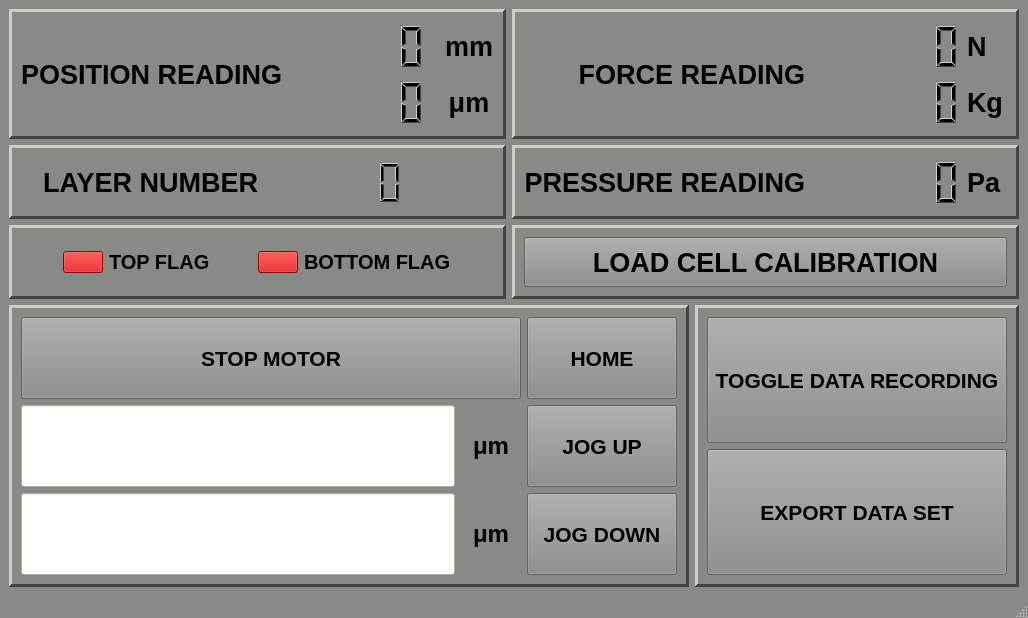
Before: the Qt Designer form newBlackBetty.ui in georgeExotic/BlackBetty_v2, drawn with Qt 5.
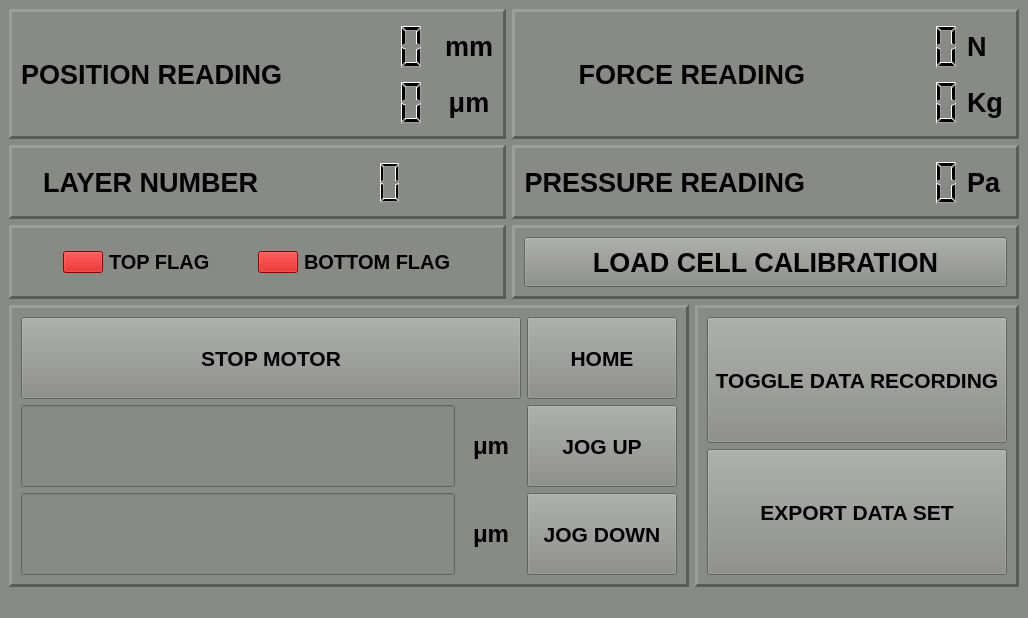
After: the same form once the commit is applied.

```diff
--- a/newBlackBetty.ui
+++ b/newBlackBetty.ui
@@ -22,451 +22,12 @@
     <height>0</height>
    </size>
   </property>
-  <property name="palette">
-   <palette>
-    <active>
-     <colorrole role="WindowText">
-      <brush brushstyle="SolidPattern">
-       <color alpha="255">
-        <red>0</red>
-        <green>0</green>
-        <blue>0</blue>
-       </color>
-      </brush>
-     </colorrole>
-     <colorrole role="Button">
-      <brush brushstyle="SolidPattern">
-       <color alpha="255">
-        <red>136</red>
-        <green>138</green>
-        <blue>133</blue>
-       </color>
-      </brush>
-     </colorrole>
-     <colorrole role="Light">
-      <brush brushstyle="SolidPattern">
-       <color alpha="255">
-        <red>204</red>
-        <green>207</green>
-        <blue>200</blue>
-       </color>
-      </brush>
-     </colorrole>
-     <colorrole role="Midlight">
-      <brush brushstyle="SolidPattern">
-       <color alpha="255">
-        <red>170</red>
-        <green>172</green>
-        <blue>166</blue>
-       </color>
-      </brush>
-     </colorrole>
-     <colorrole role="Dark">
-      <brush brushstyle="SolidPattern">
-       <color alpha="255">
-        <red>68</red>
-        <green>69</green>
-        <blue>66</blue>
-       </color>
-      </brush>
-     </colorrole>
-     <colorrole role="Mid">
-      <brush brushstyle="SolidPattern">
-       <color alpha="255">
-        <red>91</red>
-        <green>92</green>
-        <blue>89</blue>
-       </color>
-      </brush>
-     </colorrole>
-     <colorrole role="Text">
-      <brush brushstyle="SolidPattern">
-       <color alpha="255">
-        <red>0</red>
-        <green>0</green>
-        <blue>0</blue>
-       </color>
-      </brush>
-     </colorrole>
-     <colorrole role="BrightText">
-      <brush brushstyle="SolidPattern">
-       <color alpha="255">
-        <red>255</red>
-        <green>255</green>
-        <blue>255</blue>
-       </color>
-      </brush>
-     </colorrole>
-     <colorrole role="ButtonText">
-      <brush brushstyle="SolidPattern">
-       <color alpha="255">
-        <red>0</red>
-        <green>0</green>
-        <blue>0</blue>
-       </color>
-      </brush>
-     </colorrole>
-     <colorrole role="Base">
-      <brush brushstyle="SolidPattern">
-       <color alpha="255">
-        <red>255</red>
-        <green>255</green>
-        <blue>255</blue>
-       </color>
-      </brush>
-     </colorrole>
-     <colorrole role="Window">
-      <brush brushstyle="SolidPattern">
-       <color alpha="255">
-        <red>136</red>
-        <green>138</green>
-        <blue>133</blue>
-       </color>
-      </brush>
-     </colorrole>
-     <colorrole role="Shadow">
-      <brush brushstyle="SolidPattern">
-       <color alpha="255">
-        <red>0</red>
-        <green>0</green>
-        <blue>0</blue>
-       </color>
-      </brush>
-     </colorrole>
-     <colorrole role="AlternateBase">
-      <brush brushstyle="SolidPattern">
-       <color alpha="255">
-        <red>195</red>
-        <green>196</green>
-        <blue>194</blue>
-       </color>
-      </brush>
-     </colorrole>
-     <colorrole role="ToolTipBase">
-      <brush brushstyle="SolidPattern">
-       <color alpha="255">
-        <red>255</red>
-        <green>255</green>
-        <blue>220</blue>
-       </color>
-      </brush>
-     </colorrole>
-     <colorrole role="ToolTipText">
-      <brush brushstyle="SolidPattern">
-       <color alpha="255">
-        <red>0</red>
-        <green>0</green>
-        <blue>0</blue>
-       </color>
-      </brush>
-     </colorrole>
-     <colorrole role="PlaceholderText">
-      <brush brushstyle="SolidPattern">
-       <color alpha="128">
-        <red>0</red>
-        <green>0</green>
-        <blue>0</blue>
-       </color>
-      </brush>
-     </colorrole>
-    </active>
-    <inactive>
-     <colorrole role="WindowText">
-      <brush brushstyle="SolidPattern">
-       <color alpha="255">
-        <red>0</red>
-        <green>0</green>
-        <blue>0</blue>
-       </color>
-      </brush>
-     </colorrole>
-     <colorrole role="Button">
-      <brush brushstyle="SolidPattern">
-       <color alpha="255">
-        <red>136</red>
-        <green>138</green>
-        <blue>133</blue>
-       </color>
-      </brush>
-     </colorrole>
-     <colorrole role="Light">
-      <brush brushstyle="SolidPattern">
-       <color alpha="255">
-        <red>204</red>
-        <green>207</green>
-        <blue>200</blue>
-       </color>
-      </brush>
-     </colorrole>
-     <colorrole role="Midlight">
-      <brush brushstyle="SolidPattern">
-       <color alpha="255">
-        <red>170</red>
-        <green>172</green>
-        <blue>166</blue>
-       </color>
-      </brush>
-     </colorrole>
-     <colorrole role="Dark">
-      <brush brushstyle="SolidPattern">
-       <color alpha="255">
-        <red>68</red>
-        <green>69</green>
-        <blue>66</blue>
-       </color>
-      </brush>
-     </colorrole>
-     <colorrole role="Mid">
-      <brush brushstyle="SolidPattern">
-       <color alpha="255">
-        <red>91</red>
-        <green>92</green>
-        <blue>89</blue>
-       </color>
-      </brush>
-     </colorrole>
-     <colorrole role="Text">
-      <brush brushstyle="SolidPattern">
-       <color alpha="255">
-        <red>0</red>
-        <green>0</green>
-        <blue>0</blue>
-       </color>
-      </brush>
-     </colorrole>
-     <colorrole role="BrightText">
-      <brush brushstyle="SolidPattern">
-       <color alpha="255">
-        <red>255</red>
-        <green>255</green>
-        <blue>255</blue>
-       </color>
-      </brush>
-     </colorrole>
-     <colorrole role="ButtonText">
-      <brush brushstyle="SolidPattern">
-       <color alpha="255">
-        <red>0</red>
-        <green>0</green>
-        <blue>0</blue>
-       </color>
-      </brush>
-     </colorrole>
-     <colorrole role="Base">
-      <brush brushstyle="SolidPattern">
-       <color alpha="255">
-        <red>255</red>
-        <green>255</green>
-        <blue>255</blue>
-       </color>
-      </brush>
-     </colorrole>
-     <colorrole role="Window">
-      <brush brushstyle="SolidPattern">
-       <color alpha="255">
-        <red>136</red>
-        <green>138</green>
-        <blue>133</blue>
-       </color>
-      </brush>
-     </colorrole>
-     <colorrole role="Shadow">
-      <brush brushstyle="SolidPattern">
-       <color alpha="255">
-        <red>0</red>
-        <green>0</green>
-        <blue>0</blue>
-       </color>
-      </brush>
-     </colorrole>
-     <colorrole role="AlternateBase">
-      <brush brushstyle="SolidPattern">
-       <color alpha="255">
-        <red>195</red>
-        <green>196</green>
-        <blue>194</blue>
-       </color>
-      </brush>
-     </colorrole>
-     <colorrole role="ToolTipBase">
-      <brush brushstyle="SolidPattern">
-       <color alpha="255">
-        <red>255</red>
-        <green>255</green>
-        <blue>220</blue>
-       </color>
-      </brush>
-     </colorrole>
-     <colorrole role="ToolTipText">
-      <brush brushstyle="SolidPattern">
-       <color alpha="255">
-        <red>0</red>
-        <green>0</green>
-        <blue>0</blue>
-       </color>
-      </brush>
-     </colorrole>
-     <colorrole role="PlaceholderText">
-      <brush brushstyle="SolidPattern">
-       <color alpha="128">
-        <red>0</red>
-        <green>0</green>
-        <blue>0</blue>
-       </color>
-      </brush>
-     </colorrole>
-    </inactive>
-    <disabled>
-     <colorrole role="WindowText">
-      <brush brushstyle="SolidPattern">
-       <color alpha="255">
-        <red>68</red>
-        <green>69</green>
-        <blue>66</blue>
-       </color>
-      </brush>
-     </colorrole>
-     <colorrole role="Button">
-      <brush brushstyle="SolidPattern">
-       <color alpha="255">
-        <red>136</red>
-        <green>138</green>
-        <blue>133</blue>
-       </color>
-      </brush>
-     </colorrole>
-     <colorrole role="Light">
-      <brush brushstyle="SolidPattern">
-       <color alpha="255">
-        <red>204</red>
-        <green>207</green>
-        <blue>200</blue>
-       </color>
-      </brush>
-     </colorrole>
-     <colorrole role="Midlight">
-      <brush brushstyle="SolidPattern">
-       <color alpha="255">
-        <red>170</red>
-        <green>172</green>
-        <blue>166</blue>
-       </color>
-      </brush>
-     </colorrole>
-     <colorrole role="Dark">
-      <brush brushstyle="SolidPattern">
-       <color alpha="255">
-        <red>68</red>
-        <green>69</green>
-        <blue>66</blue>
-       </color>
-      </brush>
-     </colorrole>
-     <colorrole role="Mid">
-      <brush brushstyle="SolidPattern">
-       <color alpha="255">
-        <red>91</red>
-        <green>92</green>
-        <blue>89</blue>
-       </color>
-      </brush>
-     </colorrole>
-     <colorrole role="Text">
-      <brush brushstyle="SolidPattern">
-       <color alpha="255">
-        <red>68</red>
-        <green>69</green>
-        <blue>66</blue>
-       </color>
-      </brush>
-     </colorrole>
-     <colorrole role="BrightText">
-      <brush brushstyle="SolidPattern">
-       <color alpha="255">
-        <red>255</red>
-        <green>255</green>
-        <blue>255</blue>
-       </color>
-      </brush>
-     </colorrole>
-     <colorrole role="ButtonText">
-      <brush brushstyle="SolidPattern">
-       <color alpha="255">
-        <red>68</red>
-        <green>69</green>
-        <blue>66</blue>
-       </color>
-      </brush>
-     </colorrole>
-     <colorrole role="Base">
-      <brush brushstyle="SolidPattern">
-       <color alpha="255">
-        <red>136</red>
-        <green>138</green>
-        <blue>133</blue>
-       </color>
-      </brush>
-     </colorrole>
-     <colorrole role="Window">
-      <brush brushstyle="SolidPattern">
-       <color alpha="255">
-        <red>136</red>
-        <green>138</green>
-        <blue>133</blue>
-       </color>
-      </brush>
-     </colorrole>
-     <colorrole role="Shadow">
-      <brush brushstyle="SolidPattern">
-       <color alpha="255">
-        <red>0</red>
-        <green>0</green>
-        <blue>0</blue>
-       </color>
-      </brush>
-     </colorrole>
-     <colorrole role="AlternateBase">
-      <brush brushstyle="SolidPattern">
-       <color alpha="255">
-        <red>136</red>
-        <green>138</green>
-        <blue>133</blue>
-       </color>
-      </brush>
-     </colorrole>
-     <colorrole role="ToolTipBase">
-      <brush brushstyle="SolidPattern">
-       <color alpha="255">
-        <red>255</red>
-        <green>255</green>
-        <blue>220</blue>
-       </color>
-      </brush>
-     </colorrole>
-     <colorrole role="ToolTipText">
-      <brush brushstyle="SolidPattern">
-       <color alpha="255">
-        <red>0</red>
-        <green>0</green>
-        <blue>0</blue>
-       </color>
-      </brush>
-     </colorrole>
-     <colorrole role="PlaceholderText">
-      <brush brushstyle="SolidPattern">
-       <color alpha="128">
-        <red>0</red>
-        <green>0</green>
-        <blue>0</blue>
-       </color>
-      </brush>
-     </colorrole>
-    </disabled>
-   </palette>
-  </property>
   <property name="windowTitle">
    <string>MainWindow</string>
   </property>
+  <property name="styleSheet">
+   <string notr="true">background-color: rgb(136, 138, 133);</string>
+  </property>
   <widget class="QWidget" name="centralwidget">
    <property name="sizePolicy">
     <sizepolicy hsizetype="Minimum" vsizetype="Minimum">
```
Left out of the diff: 10 changed lines with no effect on the pictures.
